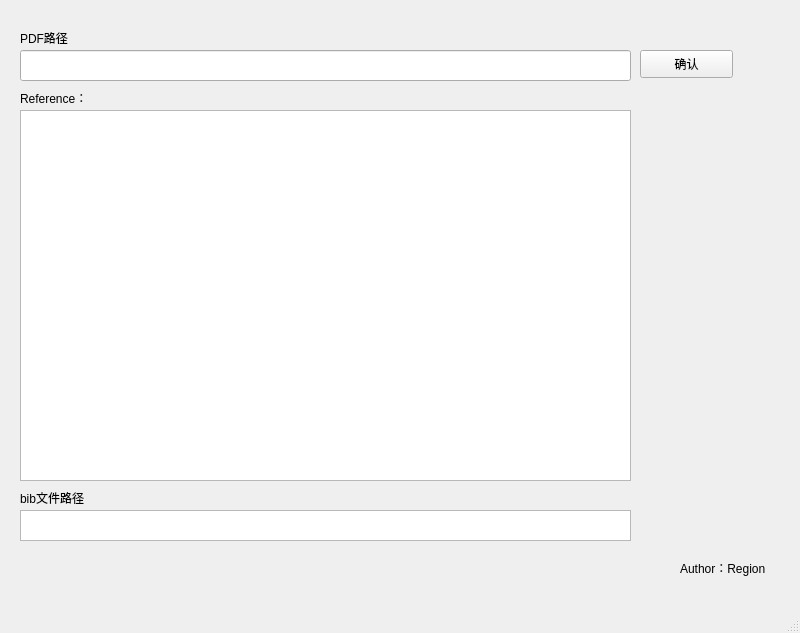
Old version of the form Exp_1/ui/Ref_bib_Download.ui in the repository RegionCh/DLP_Exp.
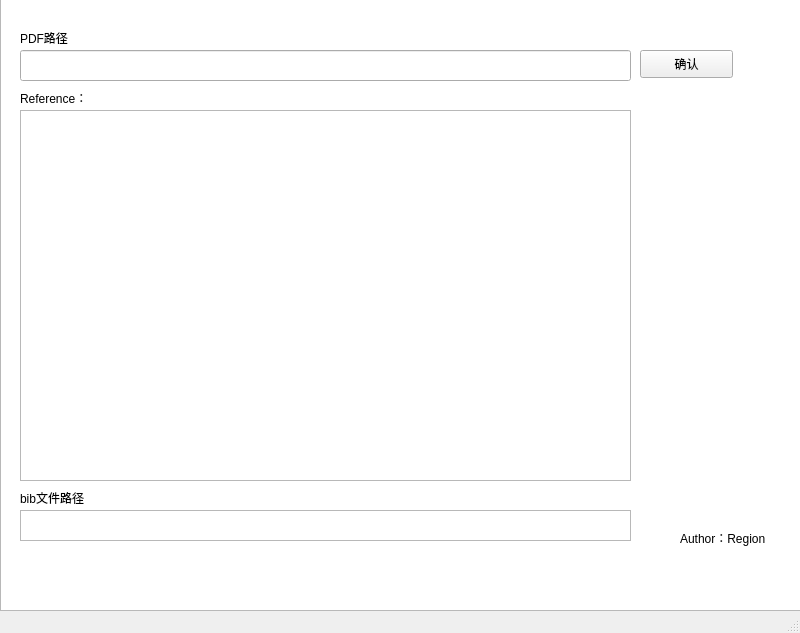
New version of the form. Icons and pictures are not drawn.

```diff
--- a/Exp_1/ui/Ref_bib_Download.ui
+++ b/Exp_1/ui/Ref_bib_Download.ui
@@ -90,7 +90,7 @@
     <property name="geometry">
      <rect>
       <x>680</x>
-      <y>560</y>
+      <y>530</y>
       <width>111</width>
       <height>16</height>
      </rect>
@@ -109,6 +109,28 @@
      </rect>
     </property>
    </widget>
+   <widget class="QListView" name="listView">
+    <property name="geometry">
+     <rect>
+      <x>0</x>
+      <y>-40</y>
+      <width>811</width>
+      <height>651</height>
+     </rect>
+    </property>
+    <property name="styleSheet">
+     <string notr="true">background-image: url(:/background.jpg);</string>
+    </property>
+   </widget>
+   <zorder>listView</zorder>
+   <zorder>lineEdit</zorder>
+   <zorder>label</zorder>
+   <zorder>pushButton</zorder>
+   <zorder>label_2</zorder>
+   <zorder>textEdit</zorder>
+   <zorder>label_3</zorder>
+   <zorder>label_4</zorder>
+   <zorder>listWidget</zorder>
   </widget>
   <widget class="QMenuBar" name="menubar">
    <property name="geometry">
```
Left out of the diff: 4 changed lines with no effect on the pictures.
